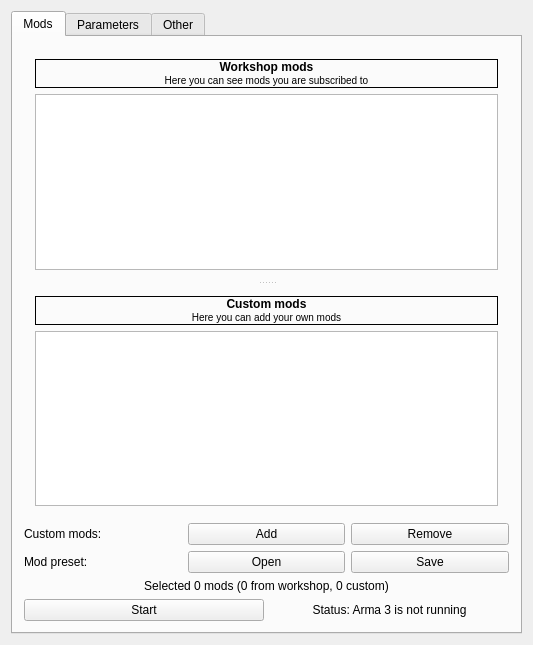
Above: src/arma3-unix-launcher/mainwindow.ui from muttleyxd/arma3-unix-launcher before the change. Below: the same form after it.
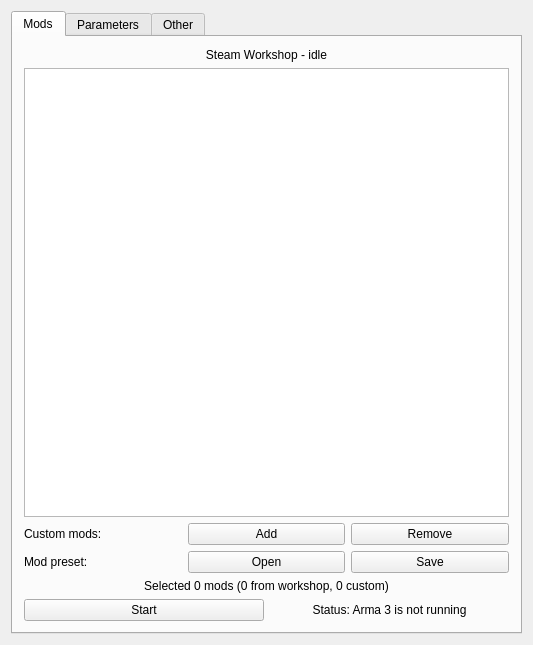
That is the form after the change. Icons and pictures are not drawn. Custom widgets are drawn as their Qt base class.

```diff
--- a/src/arma3-unix-launcher/mainwindow.ui
+++ b/src/arma3-unix-launcher/mainwindow.ui
@@ -40,100 +40,23 @@
          </attribute>
          <layout class="QVBoxLayout" name="verticalLayout_2">
           <item>
-           <widget class="QSplitter" name="splitter_mods">
-            <property name="orientation">
-             <enum>Qt::Vertical</enum>
+           <widget class="QLabel" name="label_workshop_status">
+            <property name="font">
+             <font>
+              <pointsize>9</pointsize>
+             </font>
             </property>
-            <widget class="QWidget" name="layoutWidget">
-             <layout class="QVBoxLayout" name="layout_vertical_workshop_mods">
-              <item>
-               <widget class="QLabel" name="label_workshop_mods">
-                <property name="contextMenuPolicy">
-                 <enum>Qt::ActionsContextMenu</enum>
-                </property>
-                <property name="frameShape">
-                 <enum>QFrame::Box</enum>
-                </property>
-                <property name="frameShadow">
-                 <enum>QFrame::Plain</enum>
-                </property>
-                <property name="text">
-                 <string>&lt;b&gt;Workshop mods&lt;/b&gt;&lt;br/&gt;
-&lt;small&gt;Here you can see mods you are subscribed to&lt;/small&gt;</string>
-                </property>
-                <property name="alignment">
-                 <set>Qt::AlignCenter</set>
-                </property>
-               </widget>
-              </item>
-              <item>
-               <widget class="QTableWidget" name="table_workshop_mods">
-                <property name="selectionBehavior">
-                 <enum>QAbstractItemView::SelectRows</enum>
-                </property>
-                <property name="columnCount">
-                 <number>3</number>
-                </property>
-                <attribute name="horizontalHeaderVisible">
-                 <bool>false</bool>
-                </attribute>
-                <attribute name="verticalHeaderVisible">
-                 <bool>false</bool>
-                </attribute>
-                <column/>
-                <column/>
-                <column/>
-               </widget>
-              </item>
-             </layout>
-            </widget>
-            <widget class="QWidget" name="layoutWidget">
-             <layout class="QVBoxLayout" name="layout_vertical_custom_mods">
-              <item>
-               <widget class="QLabel" name="label_custom_mods">
-                <property name="contextMenuPolicy">
-                 <enum>Qt::ActionsContextMenu</enum>
-                </property>
-                <property name="frameShape">
-                 <enum>QFrame::Box</enum>
-                </property>
-                <property name="frameShadow">
-                 <enum>QFrame::Plain</enum>
-                </property>
-                <property name="text">
-                 <string>&lt;b&gt;Custom mods&lt;/b&gt;&lt;br/&gt;&lt;small&gt;Here you can add your own mods&lt;/small&gt;</string>
-                </property>
-                <property name="alignment">
-                 <set>Qt::AlignCenter</set>
-                </property>
-               </widget>
-              </item>
-              <item>
-               <widget class="QTableWidget" name="table_custom_mods">
-                <property name="frameShape">
-                 <enum>QFrame::StyledPanel</enum>
-                </property>
-                <property name="selectionBehavior">
-                 <enum>QAbstractItemView::SelectRows</enum>
-                </property>
-                <property name="columnCount">
-                 <number>3</number>
-                </property>
-                <attribute name="horizontalHeaderVisible">
-                 <bool>false</bool>
-                </attribute>
-                <attribute name="verticalHeaderVisible">
-                 <bool>false</bool>
-                </attribute>
-                <column/>
-                <column/>
-                <column/>
-               </widget>
-              </item>
-             </layout>
-            </widget>
+            <property name="text">
+             <string>Steam Workshop - idle</string>
+            </property>
+            <property name="alignment">
+             <set>Qt::AlignCenter</set>
+            </property>
            </widget>
           </item>
+          <item>
+           <widget class="ModTableWidget" name="table_mods"/>
+          </item>
           <item>
            <layout class="QHBoxLayout" name="layout_horizontal_buttons_add_remove">
             <item>
@@ -701,6 +624,13 @@
   </action>
  </widget>
  <layoutdefault spacing="6" margin="11"/>
+ <customwidgets>
+  <customwidget>
+   <class>ModTableWidget</class>
+   <extends>QTableWidget</extends>
+   <header location="global">modtablewidget.h</header>
+  </customwidget>
+ </customwidgets>
  <resources>
   <include location="icons.qrc"/>
  </resources>
```
Left out of the diff: 10 changed lines with no effect on the pictures.
